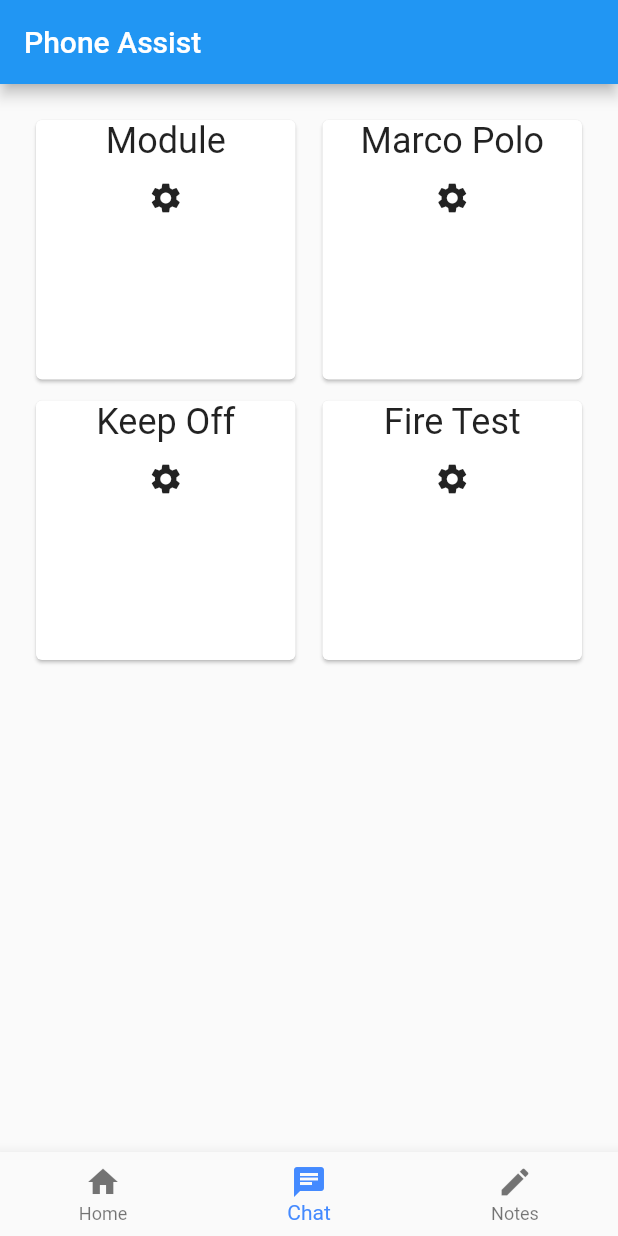
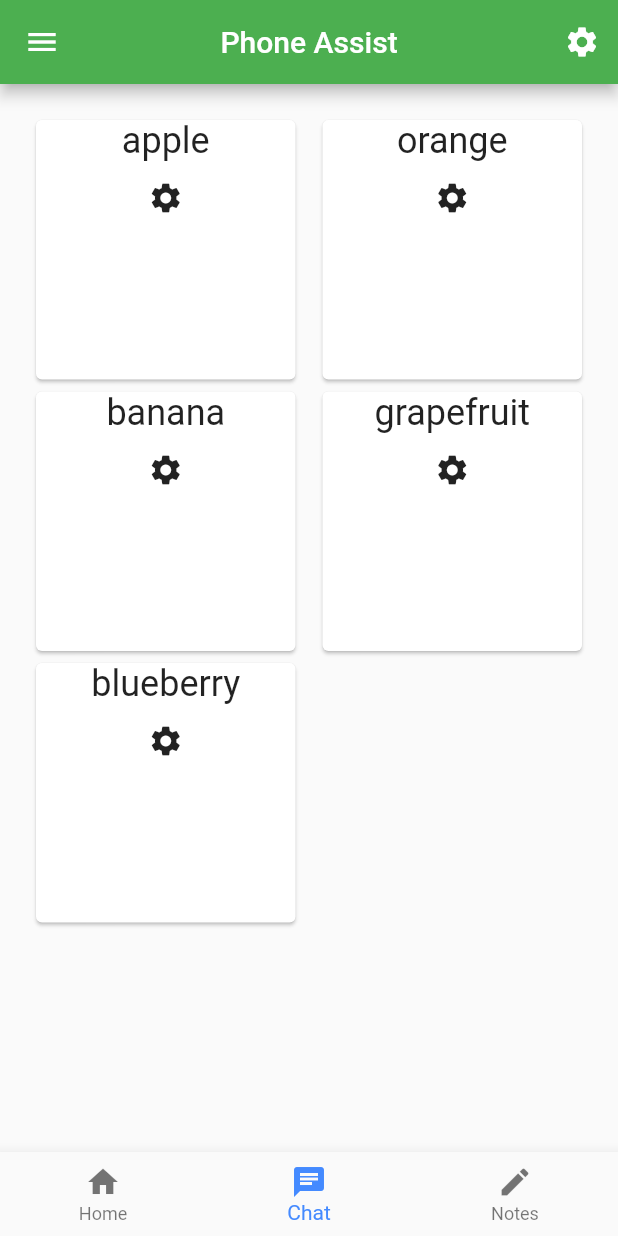
Before and after one commit to KTruong88/phone-assist, a Flutter app: the screen it shows after launch, on a phone screen of 412 x 824 dp. Run offline on Flutter 3.47's test engine with Material 2 defaults, Android fonts, the phone set to English and light mode, and no system bars.

Commit message:
GUI & Arch Updates
Changed up module creation and module manager for possible future updates. Added Left and Right Drawers for MISC Pages and Actions. Added GUI for Dark Theme, not implemented yet.

```diff
--- a/lib/main.dart
+++ b/lib/main.dart
@@ -7,6 +7,9 @@ void main() => runApp(MyApp());
 class MyApp extends StatelessWidget {
   @override
   Widget build(BuildContext context) {
-    return MaterialApp(home: Home());
+    return MaterialApp(
+      theme: new ThemeData(primarySwatch: Colors.green),
+      home: new Home(),
+    );
   }
 }
--- a/lib/widgets/home.dart
+++ b/lib/widgets/home.dart
@@ -1,40 +1,37 @@
 import 'package:flutter/material.dart';
+import './bottom_navbar.dart';
+import './module_manager.dart';
+import './app_settings_drawer.dart';
 
-import '../factories/widget_factory.dart';
-import './bottom_navbar.dart';
+class Home extends StatefulWidget {
+  @override
+  _Home createState() => new _Home();
+}
 
-class Home extends StatelessWidget {
+class _Home extends State<Home> {
+  var _scaffoldKey = new GlobalKey<ScaffoldState>();
+
   @override
   Widget build(BuildContext context) {
-    WidgetFactory widgetFactory = new WidgetFactory();
-    Widget module = widgetFactory.createWidget('module', 'Module');
-    Widget marcoPolo = widgetFactory.createWidget('MarcoPolo', 'Marco Polo');
-    Widget keepOff = widgetFactory.createWidget('KeepOff', 'Keep Off');
-    Widget fireTest = widgetFactory.createWidget('FireTest', 'Fire Test');
-
     return Scaffold(
-        appBar: AppBar(
+        key: _scaffoldKey,
+        drawer: new Drawer(),
+        endDrawer: new AppSettingsDrawer(),
+        appBar: new AppBar(
+          centerTitle: true,
           title: Text('Phone Assist'),
-        ),
-        body: CustomScrollView(
-          primary: false,
-          slivers: <Widget>[
-            SliverPadding(
-              padding: const EdgeInsets.all(20.0),
-              sliver: SliverGrid.count(
-                crossAxisSpacing: 10.0,
-                mainAxisSpacing: 6.0,
-                crossAxisCount: 2,
-                children: <Widget>[
-                  module,
-                  marcoPolo,
-                  keepOff,
-                  fireTest
-                ],
+          actions: <Widget>[
+            new Container(
+              child: new IconButton(
+                icon: Icon(Icons.settings),
+                onPressed: () {
+                  _scaffoldKey.currentState.openEndDrawer(); // right side
+                },
               ),
             ),
           ],
         ),
+        body: ModuleManager(),
         bottomNavigationBar: BottomNavbar());
   }
 }
--- /dev/null
+++ b/lib/widgets/module_manager.dart
@@ -0,0 +1,36 @@
+import 'package:flutter/material.dart';
+
+import '../modules/module.dart';
+import './modules.dart';
+import '../factories/widget_factory.dart';
+
+class ModuleManager extends StatefulWidget {
+  @override
+  State<StatefulWidget> createState() {
+    return _ModuleManagerState();
+  }
+}
+
+class _ModuleManagerState extends State<ModuleManager> {
+  List<Module> _modules = [];
+  @override
+  void initState() {
+    super.initState();
+    WidgetFactory widgetFactory = new WidgetFactory();
+    _modules.add(widgetFactory.createWidget('module', 'apple'));
+    _modules.add(widgetFactory.createWidget('module', 'orange'));
+    _modules.add(widgetFactory.createWidget('module', 'banana'));
+    _modules.add(widgetFactory.createWidget('module', 'grapefruit'));
+    _modules.add(widgetFactory.createWidget('module', 'blueberry'));
+  }
+
+  @override
+  void didUpdateWidget(ModuleManager oldWidget) {
+    super.didUpdateWidget(oldWidget);
+  }
+
+  @override
+  Widget build(BuildContext context) {
+    return Modules(_modules);
+  }
+}
--- /dev/null
+++ b/lib/widgets/modules.dart
@@ -0,0 +1,25 @@
+import 'package:flutter/material.dart';
+import 'package:flutter_app/modules/module.dart';
+
+class Modules extends StatelessWidget {
+  final List<Module> module_list;
+
+  Modules(this.module_list);
+
+  @override
+  Widget build(BuildContext context) {
+    return CustomScrollView(
+      primary: false,
+      slivers: <Widget>[
+        SliverPadding(
+          padding: const EdgeInsets.all(20.0),
+          sliver: SliverGrid.count(
+            crossAxisSpacing: 10.0,
+            crossAxisCount: 2,
+            children: module_list,
+          ),
+        ),
+      ],
+    );
+  }
+}
```
Also changed, not shown: lib/factories/widget_factory.dart (+5 -13 lines), lib/widgets/app_settings_drawer.dart (added, +42 -0 lines), lib/modules/firetest.dart (line endings or trailing spaces), lib/modules/keepoff.dart (line endings or trailing spaces), lib/modules/marcopolo.dart (line endings or trailing spaces).
